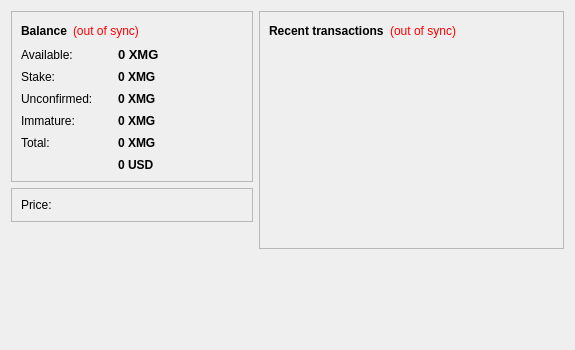
m-pays/magi, file src/qt/forms/overviewpage.ui: the form before one commit.
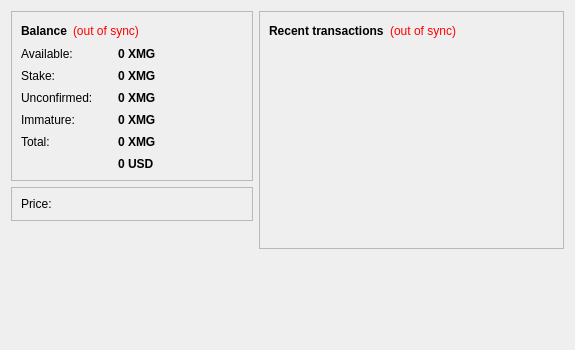
The form after the commit.

Commit message: Toolbar & Overview tailored further

Patch:
```diff
--- a/src/qt/forms/overviewpage.ui
+++ b/src/qt/forms/overviewpage.ui
@@ -125,7 +125,6 @@
               </property>
               <property name="font">
                <font>
-                <pointsize>10</pointsize>
                 <weight>75</weight>
                 <bold>true</bold>
                </font>
@@ -374,7 +373,13 @@
              <number>8</number>
             </property>
             <item row="0" column="0">
-             <widget class="QLabel" name="label_2">
+             <widget class="QLabel" name="labelPriceText">
+              <property name="maximumSize">
+               <size>
+                <width>110</width>
+                <height>16777215</height>
+               </size>
+              </property>
               <property name="styleSheet">
                <string notr="true"/>
               </property>
```
The commit also changes 3 other files.
